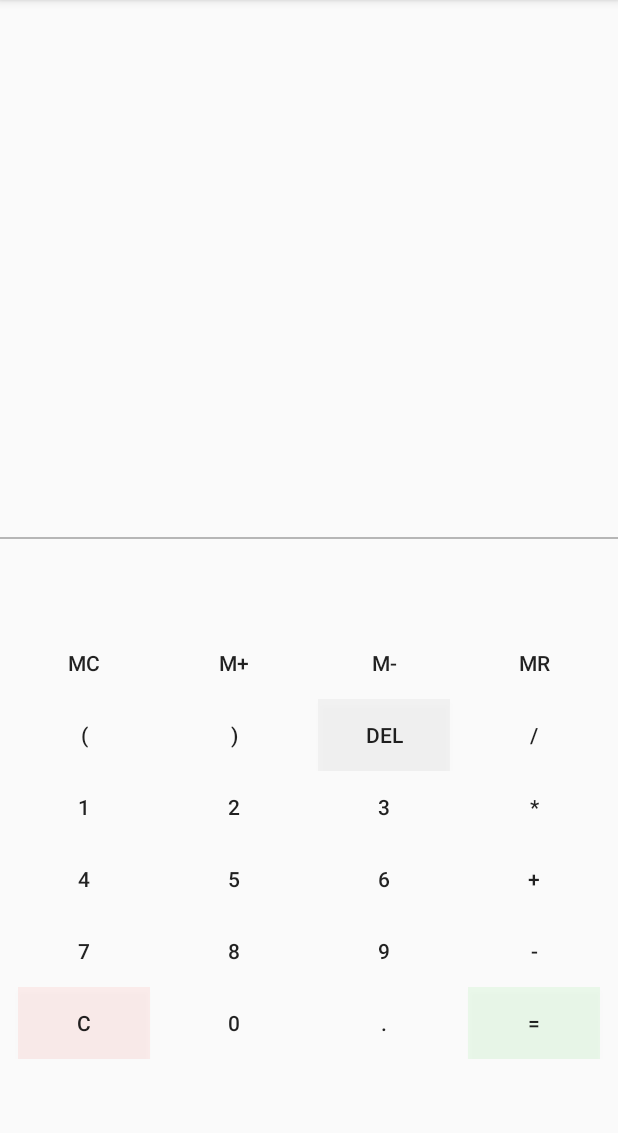
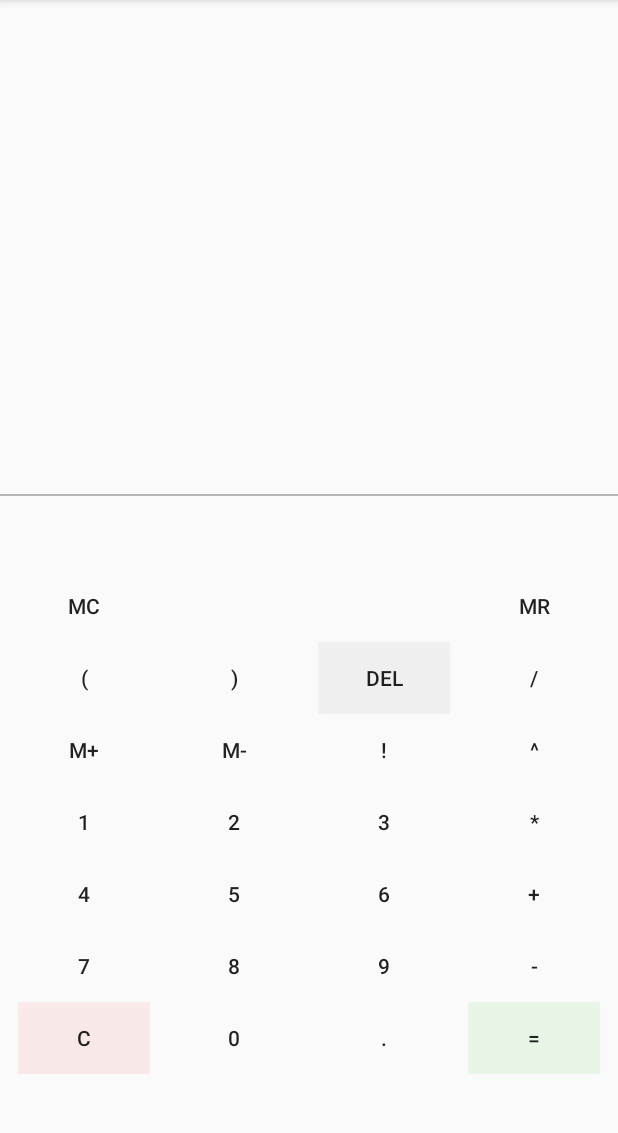
Before and after one commit to Ismalf/Calculadora_Martinez_Sanipatin, an Android app: the screen it shows after launch (CalculatorView), on a phone screen of 412 x 824 dp, the part 84-1217 px from its top. Run offline under Robolectric (Android 15) with nearby library versions, the phone set to English and light mode, and no system bars.

```diff
--- a/app/src/main/java/com/example/calculadora_martinez_sanipatin/View/CalculatorView.java
+++ b/app/src/main/java/com/example/calculadora_martinez_sanipatin/View/CalculatorView.java
@@ -127,6 +127,8 @@ public class CalculatorView extends AppCompatActivity implements Calculator.View
         findViewById(R.id.backspace).setOnClickListener(backspace);
         findViewById(R.id.clear).setOnClickListener(clear);
         findViewById(R.id.calculate).setOnClickListener(calc);
+        findViewById(R.id.factorial).setOnClickListener(addInput);
+        findViewById(R.id.potencia).setOnClickListener(addInput);
     }
 
     /**
@@ -208,6 +210,12 @@ public class CalculatorView extends AppCompatActivity implements Calculator.View
             case (R.id.multi):
                 _presenter.addOperand("*");
                 break;
+            case (R.id.factorial):
+                _presenter.addOperand("!");
+                break;
+            case (R.id.potencia):
+                _presenter.addOperand("^");
+                break;
         }
     }
 
--- a/app/src/main/res/layout/activity_main.xml
+++ b/app/src/main/res/layout/activity_main.xml
@@ -84,23 +84,21 @@
                 android:layout_height="wrap_content"
                 android:layout_weight="1" />
             <Button
-                android:id="@+id/memadd"
                 android:layout_width="wrap_content"
                 android:layout_height="wrap_content"
-                android:text="M+"
+                android:text=""
 
                 android:background="#00FFFFFF"/>
             <Space
                 android:layout_width="wrap_content"
                 android:layout_height="wrap_content"
                 android:layout_weight="1" />
+
             <Button
-                android:id="@+id/memsub"
                 android:layout_width="wrap_content"
                 android:layout_height="wrap_content"
-                android:text="M-"
 
-                android:background="#00FFFFFF"/>
+                android:background="#00FFFFFF" />
             <Space
                 android:layout_width="wrap_content"
                 android:layout_height="wrap_content"
@@ -181,6 +179,62 @@
 
                 android:text="/" />
 
+            <Space
+                android:layout_width="wrap_content"
+                android:layout_height="wrap_content"
+                android:layout_weight="1" />
+        </LinearLayout>
+
+        <LinearLayout
+            android:layout_width="fill_parent"
+            android:layout_height="wrap_content"
+            android:clipChildren="false"
+            android:gravity="center"
+            android:orientation="horizontal" >
+            <Space
+                android:layout_width="wrap_content"
+                android:layout_height="wrap_content"
+                android:layout_weight="1" />
+            <Button
+                android:id="@+id/memadd"
+                android:layout_width="wrap_content"
+                android:layout_height="wrap_content"
+                android:text="M+"
+
+                android:background="#00FFFFFF"/>
+            <Space
+                android:layout_width="wrap_content"
+                android:layout_height="wrap_content"
+                android:layout_weight="1" />
+            <Button
+                android:id="@+id/memsub"
+                android:layout_width="wrap_content"
+                android:layout_height="wrap_content"
+                android:text="M-"
+
+                android:background="#00FFFFFF"/>
+            <Space
+                android:layout_width="wrap_content"
+                android:layout_height="wrap_content"
+                android:layout_weight="1" />
+            <Button
+                android:id="@+id/factorial"
+                android:layout_width="wrap_content"
+                android:layout_height="wrap_content"
+                android:text="!"
+
+                android:background="#00FFFFFF"/>
+            <Space
+                android:layout_width="wrap_content"
+                android:layout_height="wrap_content"
+                android:layout_weight="1" />
+            <Button
+                android:id="@+id/potencia"
+                android:layout_width="wrap_content"
+                android:layout_height="wrap_content"
+                android:text="^"
+
+                android:background="#00FFFFFF"/>
             <Space
                 android:layout_width="wrap_content"
                 android:layout_height="wrap_content"
```
